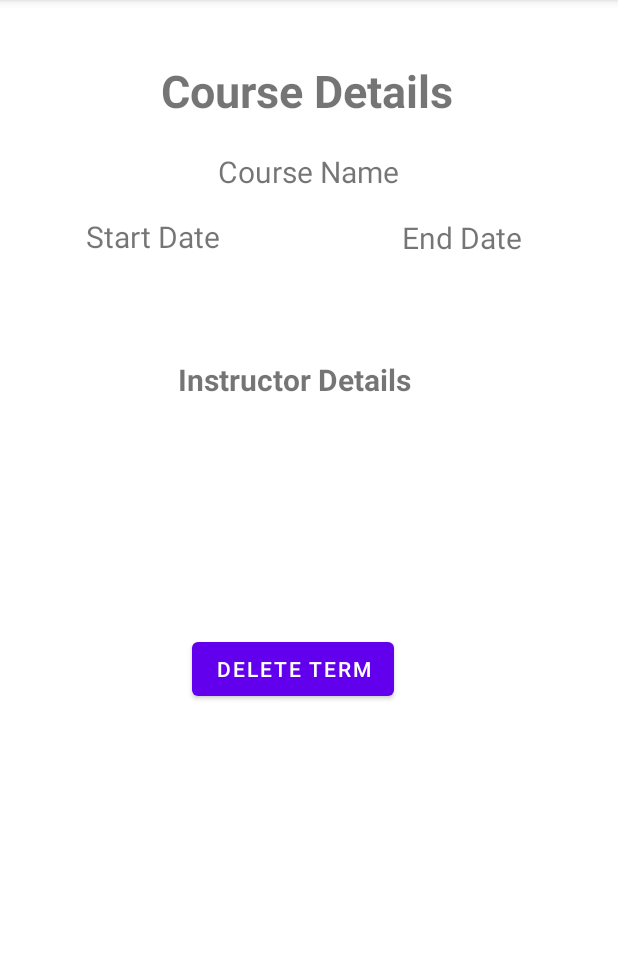
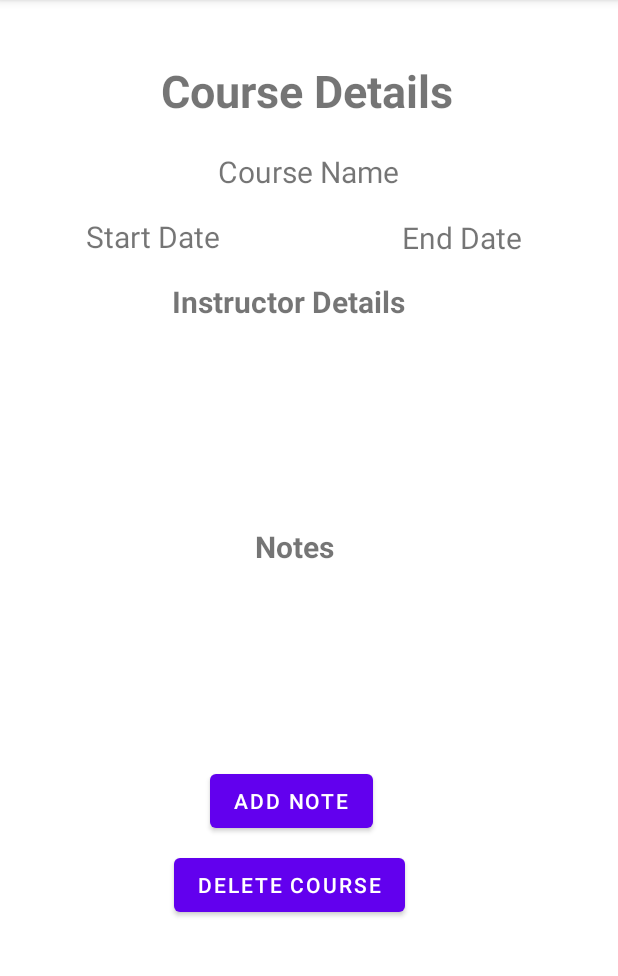
Before and after one commit to arjundesguerra/Arjun-C196, an Android app: the CourseDetails screen opened directly, with no data from a screen before it, on a phone screen of 412 x 824 dp, the part 84-1060 px from its top. Run offline under Robolectric (Android 15) with nearby library versions, the phone set to English and light mode, and no system bars.

Commit message:
added add notes button in course details

```diff
--- a/app/src/main/java/com/example/arjunc196/coursesActivities/CourseDetails.java
+++ b/app/src/main/java/com/example/arjunc196/coursesActivities/CourseDetails.java
@@ -14,6 +14,7 @@ import android.widget.Toast;
 import com.example.arjunc196.DatabaseHelper;
 import com.example.arjunc196.R;
 import com.example.arjunc196.instructorActivities.InstructorAdapter;
+import com.example.arjunc196.notesActivities.AddNotes;
 
 public class CourseDetails extends AppCompatActivity {
 
@@ -21,7 +22,9 @@ public class CourseDetails extends AppCompatActivity {
     private TextView courseNameDetails;
     private TextView startDateDetails;
     private TextView endDateDetails;
+    private Button addNotesButton;
     private Button deleteButton;
+
 
     private ListView instructorListView;
     private InstructorAdapter adapter;
@@ -37,6 +40,7 @@ public class CourseDetails extends AppCompatActivity {
         startDateDetails = findViewById(R.id.startDateDetails);
         endDateDetails = findViewById(R.id.endDateDetails);
         deleteButton = findViewById(R.id.deleteButton);
+        addNotesButton = findViewById(R.id.addNote);
 
         // get the course ID passed through the intent
         Intent intent = getIntent();
@@ -89,11 +93,21 @@ public class CourseDetails extends AppCompatActivity {
             cursor1.close();
         });
 
+        addNotesButton.setOnClickListener(v -> {
+            addNotesButton.setOnClickListener(view -> {
+                Intent goToNotes = new Intent(CourseDetails.this, AddNotes.class);
+                startActivity(goToNotes);
+            });
+        });
+
+
         dbHelper = new DatabaseHelper(this);
         instructorListView = findViewById(R.id.instructorListView);
 
         adapter = new InstructorAdapter(this, null);
         instructorListView.setAdapter(adapter);
+
+
 
     }
 
--- a/app/src/main/res/layout/activity_add_assessments.xml
+++ b/app/src/main/res/layout/activity_add_assessments.xml
@@ -11,7 +11,7 @@
         android:id="@+id/addAssessmentText"
         android:layout_width="wrap_content"
         android:layout_height="wrap_content"
-        android:layout_marginStart="60dp"
+        android:layout_marginStart="66dp"
         android:layout_marginTop="36dp"
         android:gravity="center"
         android:text="Add an Assessment"
@@ -24,7 +24,7 @@
         android:id="@+id/editAssessmentTitle"
         android:layout_width="300dp"
         android:layout_height="58dp"
-        android:layout_marginStart="44dp"
+        android:layout_marginStart="50dp"
         android:layout_marginTop="88dp"
         android:ems="10"
         android:gravity="center"
--- a/app/src/main/res/layout/activity_course_details.xml
+++ b/app/src/main/res/layout/activity_course_details.xml
@@ -63,8 +63,8 @@
         android:id="@+id/instructorDetails"
         android:layout_width="200dp"
         android:layout_height="wrap_content"
-        android:layout_marginStart="96dp"
-        android:layout_marginTop="68dp"
+        android:layout_marginStart="92dp"
+        android:layout_marginTop="16dp"
         android:gravity="center"
         android:text="Instructor Details"
         android:textSize="20sp"
@@ -72,24 +72,54 @@
         app:layout_constraintStart_toStartOf="parent"
         app:layout_constraintTop_toBottomOf="@+id/startDateDetails" />
 
-
     <ListView
         android:id="@+id/instructorListView"
         android:layout_width="391dp"
-        android:layout_height="135dp"
-        android:layout_marginTop="10dp"
+        android:layout_height="120dp"
+        android:layout_marginTop="4dp"
         app:layout_constraintStart_toStartOf="parent"
-        app:layout_constraintTop_toBottomOf="@+id/instructorDetails" />
+        app:layout_constraintTop_toBottomOf="@+id/instructorDetails"
+        android:scrollbars="none"/>
 
+    <TextView
+        android:id="@+id/notesText"
+        android:layout_width="200dp"
+        android:layout_height="wrap_content"
+        android:layout_marginStart="96dp"
+        android:layout_marginTop="12dp"
+        android:gravity="center"
+        android:text="Notes"
+        android:textSize="20sp"
+        android:textStyle="bold"
+        app:layout_constraintStart_toStartOf="parent"
+        app:layout_constraintTop_toBottomOf="@+id/instructorListView" />
+
+    <ListView
+        android:id="@+id/notesListView"
+        android:layout_width="391dp"
+        android:layout_height="120dp"
+        android:layout_marginTop="4dp"
+        app:layout_constraintStart_toStartOf="parent"
+        app:layout_constraintTop_toBottomOf="@+id/notesText" />
+
+    <Button
+        android:id="@+id/addNote"
+        android:layout_width="wrap_content"
+        android:layout_height="wrap_content"
+        android:layout_marginStart="140dp"
+        android:layout_marginTop="8dp"
+        android:text="Add Note"
+        app:layout_constraintStart_toStartOf="parent"
+        app:layout_constraintTop_toBottomOf="@+id/notesListView" />
 
     <Button
         android:id="@+id/deleteButton"
         android:layout_width="wrap_content"
         android:layout_height="wrap_content"
-        android:layout_marginStart="128dp"
-        android:layout_marginTop="10dp"
-        android:text="Delete Term"
+        android:layout_marginStart="116dp"
+        android:layout_marginTop="8dp"
+        android:text="Delete Course"
         app:layout_constraintStart_toStartOf="parent"
-        app:layout_constraintTop_toBottomOf="@+id/instructorListView" />
+        app:layout_constraintTop_toBottomOf="@+id/addNote" />
 
 </androidx.constraintlayout.widget.ConstraintLayout>
--- a/app/src/main/res/layout/course_cell.xml
+++ b/app/src/main/res/layout/course_cell.xml
@@ -31,19 +31,18 @@
         android:id="@+id/statusText"
         android:layout_width="174dp"
         android:layout_height="wrap_content"
-        android:layout_marginTop="33dp"
         android:gravity="end"
         android:text="Status"
         android:textSize="25sp"
         app:layout_constraintEnd_toEndOf="parent"
-        app:layout_constraintTop_toTopOf="parent" />
+        app:layout_constraintTop_toBottomOf="@+id/termText" />
 
     <TextView
         android:id="@+id/instructorText"
         android:layout_width="174dp"
         android:layout_height="33dp"
+        android:gravity="end"
         android:text="Instructor"
-        android:gravity="end"
         android:textSize="25sp"
         app:layout_constraintEnd_toEndOf="parent"
         app:layout_constraintTop_toBottomOf="@+id/statusText" />
```
Also changed, not shown: app/src/main/AndroidManifest.xml (+7 -0 lines), app/src/main/java/com/example/arjunc196/notesActivities/AddNotes.java (added, +16 -0 lines), app/src/main/res/layout/activity_add_notes.xml (added, +9 -0 lines), app/src/main/res/layout/activity_assessment_details.xml (+5 -5 lines), app/src/main/res/layout/activity_instructor_details.xml (+4 -13 lines).
